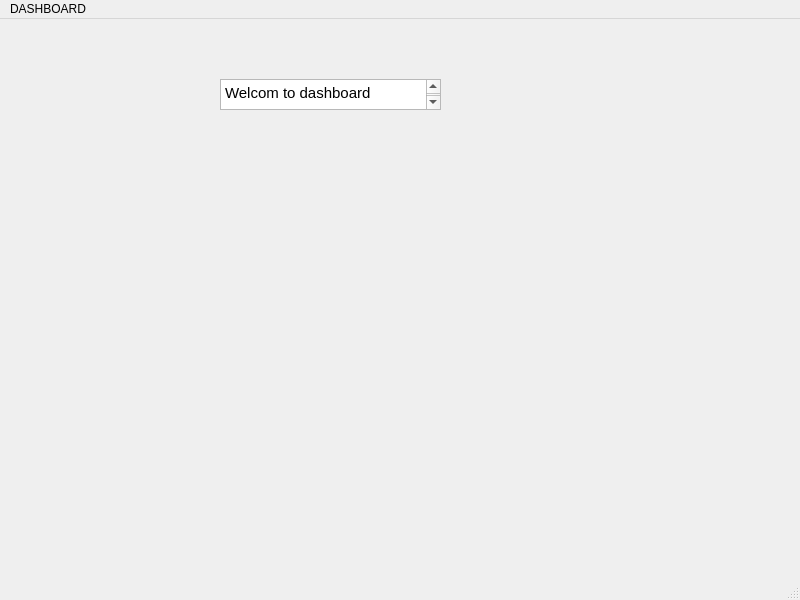
Qt form hmi/ui/dashboard.ui (ThanhTu108/CarMonitoringSystem) before a commit.
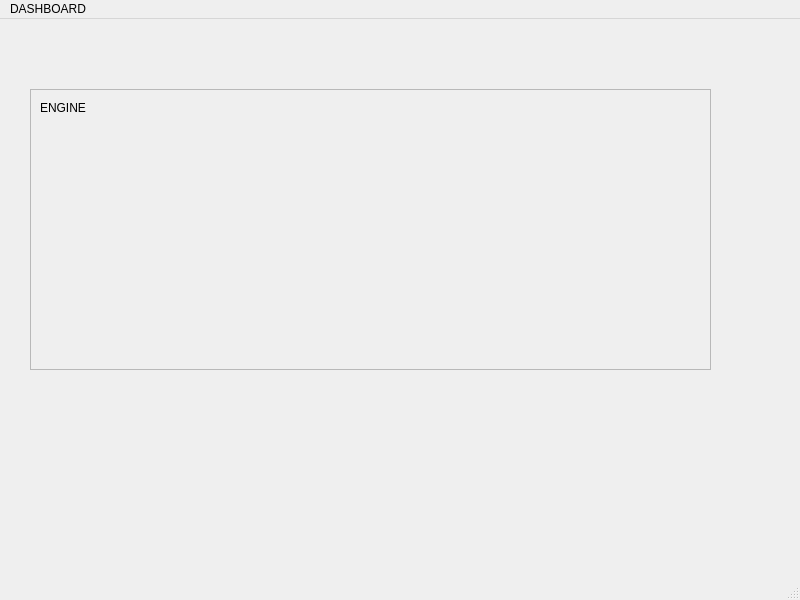
The same form after that commit. Custom widgets are drawn as their Qt base class.

The edit to the form file:
```diff
--- a/hmi/ui/dashboard.ui
+++ b/hmi/ui/dashboard.ui
@@ -14,26 +14,53 @@
    <string>MainWindow</string>
   </property>
   <widget class="QWidget" name="centralwidget">
-   <widget class="QTextEdit" name="textEdit">
+   <widget class="QFrame" name="engine_frame">
     <property name="geometry">
      <rect>
-      <x>220</x>
-      <y>60</y>
-      <width>221</width>
-      <height>31</height>
+      <x>30</x>
+      <y>70</y>
+      <width>681</width>
+      <height>281</height>
      </rect>
     </property>
-    <property name="html">
-     <string>&lt;!DOCTYPE HTML PUBLIC &quot;-//W3C//DTD HTML 4.0//EN&quot; &quot;http://www.w3.org/TR/REC-html40/strict.dtd&quot;&gt;
-&lt;html&gt;&lt;head&gt;&lt;meta name=&quot;qrichtext&quot; content=&quot;1&quot; /&gt;&lt;meta charset=&quot;utf-8&quot; /&gt;&lt;style type=&quot;text/css&quot;&gt;
-p, li { white-space: pre-wrap; }
-hr { height: 1px; border-width: 0; }
-li.unchecked::marker { content: &quot;\2610&quot;; }
-li.checked::marker { content: &quot;\2612&quot;; }
-&lt;/style&gt;&lt;/head&gt;&lt;body style=&quot; font-family:'Ubuntu Sans'; font-size:11pt; font-weight:400; font-style:normal;&quot;&gt;
-&lt;p style=&quot; margin-top:0px; margin-bottom:0px; margin-left:0px; margin-right:0px; -qt-block-indent:0; text-indent:0px;&quot;&gt;Welcom to dashboard&lt;/p&gt;
-&lt;p style=&quot;-qt-paragraph-type:empty; margin-top:0px; margin-bottom:0px; margin-left:0px; margin-right:0px; -qt-block-indent:0; text-indent:0px;&quot;&gt;&lt;br /&gt;&lt;/p&gt;&lt;/body&gt;&lt;/html&gt;</string>
+    <property name="frameShape">
+     <enum>QFrame::StyledPanel</enum>
     </property>
+    <property name="frameShadow">
+     <enum>QFrame::Raised</enum>
+    </property>
+    <widget class="QLabel" name="label_2">
+     <property name="geometry">
+      <rect>
+       <x>10</x>
+       <y>10</y>
+       <width>52</width>
+       <height>18</height>
+      </rect>
+     </property>
+     <property name="text">
+      <string>ENGINE</string>
+     </property>
+    </widget>
+    <widget class="VehicleGauge" name="widget" native="true">
+     <property name="geometry">
+      <rect>
+       <x>20</x>
+       <y>40</y>
+       <width>200</width>
+       <height>200</height>
+      </rect>
+     </property>
+     <property name="minimumSize">
+      <size>
+       <width>200</width>
+       <height>200</height>
+      </size>
+     </property>
+     <property name="cursor">
+      <cursorShape>SizeVerCursor</cursorShape>
+     </property>
+    </widget>
    </widget>
   </widget>
   <widget class="QMenuBar" name="menubar">
@@ -54,6 +81,14 @@
   </widget>
   <widget class="QStatusBar" name="statusbar"/>
  </widget>
+ <customwidgets>
+  <customwidget>
+   <class>VehicleGauge</class>
+   <extends>QWidget</extends>
+   <header>vehicle_gauge_widget.h</header>
+   <container>1</container>
+  </customwidget>
+ </customwidgets>
  <resources/>
  <connections/>
 </ui>
```
